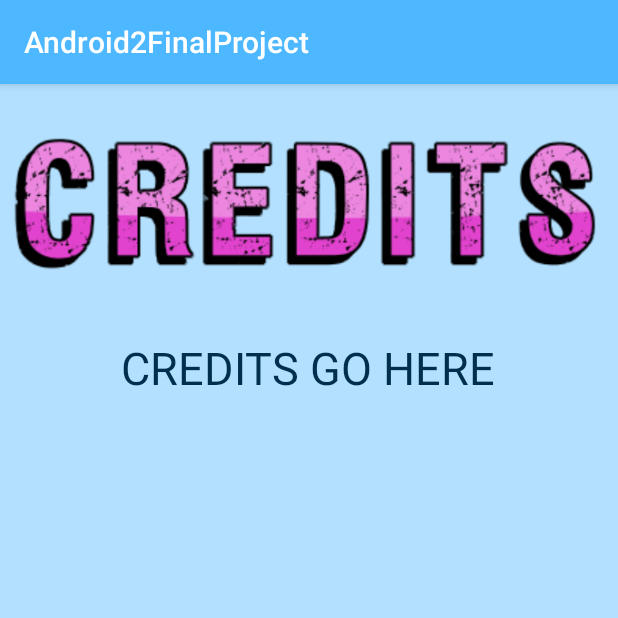
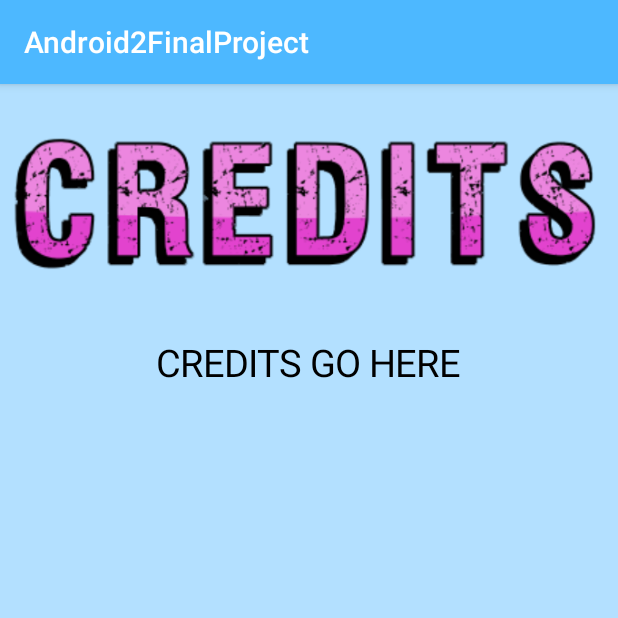
Before and after one commit to najiblitz/Android2FinalProject, an Android app: the fragment CreditsFragment shown on its own in the app's theme, on a phone screen of 412 x 824 dp, the top half of it. Run offline under Robolectric (Android 15) with nearby library versions, the phone set to English and light mode, and no system bars.

Commit message:
Credits Page * Update Credit Page to be accessed from Activity Drawer * Add seeting options to credit page * Delete old Settings Fragment

```diff
--- a/app/src/main/java/com/example/android2finalproject/CreditsFragment.java
+++ b/app/src/main/java/com/example/android2finalproject/CreditsFragment.java
@@ -1,12 +1,16 @@
 package com.example.android2finalproject;
 
+import android.content.SharedPreferences;
+import android.graphics.Color;
 import android.os.Bundle;
 
 import androidx.fragment.app.Fragment;
+import androidx.preference.PreferenceManager;
 
 import android.view.LayoutInflater;
 import android.view.View;
 import android.view.ViewGroup;
+import android.widget.TextView;
 
 /**
  * A simple {@link Fragment} subclass.
@@ -59,6 +63,29 @@ public class CreditsFragment extends Fragment {
     public View onCreateView(LayoutInflater inflater, ViewGroup container,
                              Bundle savedInstanceState) {
         // Inflate the layout for this fragment
-        return inflater.inflate(R.layout.fragment_credits, container, false);
+        SharedPreferences sharedPrefs = PreferenceManager.getDefaultSharedPreferences(getContext());
+        boolean sizeOption = sharedPrefs.getBoolean("textSize", false);
+        String colorChoice = sharedPrefs.getString("textColor", "Black");
+        View view =inflater.inflate(R.layout.fragment_credits, container, false);
+        TextView creditContent = view.findViewById(R.id.creditContent);
+
+        if (sizeOption) {
+            creditContent.setTextSize(40);
+        } else {
+            creditContent.setTextSize(25);
+        }
+
+        switch (colorChoice) {
+            case "Black":
+                creditContent.setTextColor(Color.BLACK);
+                break;
+            case "Pink":
+                creditContent.setTextColor(getResources().getColor(R.color.pinkText));
+                break;
+            case "Blue":
+                creditContent.setTextColor(getResources().getColor(R.color.darkText));
+                break;
+        }
+        return view;
     }
 }
--- a/app/src/main/java/com/example/android2finalproject/MainActivity.java
+++ b/app/src/main/java/com/example/android2finalproject/MainActivity.java
@@ -34,7 +34,7 @@ public class MainActivity extends AppCompatActivity {
         // Passing each menu ID as a set of Ids because each
         // menu should be considered as top level destinations.
         mAppBarConfiguration = new AppBarConfiguration.Builder(
-                R.id.nav_home, R.id.nav_whatsNew, R.id.nav_aboutUs, R.id.nav_contactUs, R.id.nav_deals, R.id.nav_settings)
+                R.id.nav_home, R.id.nav_whatsNew, R.id.nav_aboutUs, R.id.nav_contactUs, R.id.nav_deals, R.id.nav_credits)
                 .setDrawerLayout(drawer)
                 .build();
         NavController navController = Navigation.findNavController(this, R.id.nav_host_fragment);
--- a/app/src/main/res/layout/fragment_home.xml
+++ b/app/src/main/res/layout/fragment_home.xml
@@ -35,7 +35,7 @@
                 android:text="@string/home_intro"
                 android:textAlignment="center"
                 android:textColor="@color/darkText"
-                android:textSize="30sp"
+                android:textSize="25sp"
                 android:textStyle="bold" />
 
             <ImageView
--- a/app/src/main/res/menu/activity_main_drawer.xml
+++ b/app/src/main/res/menu/activity_main_drawer.xml
@@ -25,9 +25,9 @@
             android:icon="@drawable/ic_menu_gallery"
             android:title="@string/menu_contact" />
         <item
-            android:id="@+id/nav_settings"
+            android:id="@+id/nav_credits"
             android:icon="@drawable/ic_menu_gallery"
-            android:title="@string/menu_settings" />
+            android:title="@string/creditsTitle" />
 
     </group>
 </menu>
```
Also changed, not shown: app/src/main/java/com/example/android2finalproject/AboutUsFragment.java (+11 -4 lines), app/src/main/java/com/example/android2finalproject/HomeFragment.java (+28 -1 lines), app/src/main/java/com/example/android2finalproject/SettingsFragment.java (deleted, +0 -82 lines), app/src/main/res/navigation/mobile_navigation.xml (+0 -11 lines), app/src/main/res/drawable/facebook.png (added).
